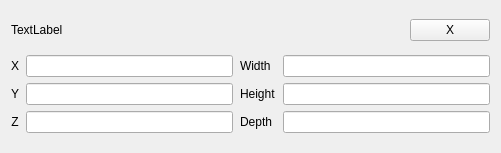
stjude-biohackathon/KIDS24-team13, file src/UI_files/roi_list_item.ui: the form before one commit.
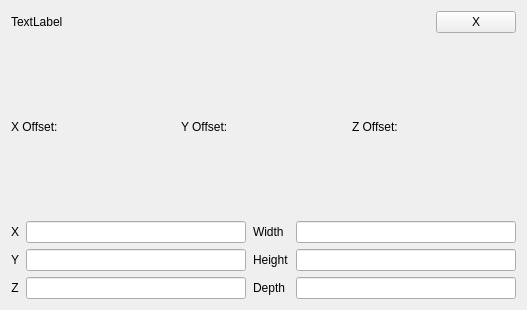
The form after the commit.

Commit message: Scrollable widgets and obtaining coordinates

What changed in the file:
```diff
--- a/src/UI_files/roi_list_item.ui
+++ b/src/UI_files/roi_list_item.ui
@@ -6,8 +6,8 @@
    <rect>
     <x>0</x>
     <y>0</y>
-    <width>501</width>
-    <height>153</height>
+    <width>527</width>
+    <height>310</height>
    </rect>
   </property>
   <property name="windowTitle">
@@ -57,6 +57,35 @@
      </item>
     </layout>
    </item>
+   <item>
+    <layout class="QHBoxLayout" name="horizontalLayout_2">
+     <item>
+      <layout class="QHBoxLayout" name="horizontalLayout_3">
+       <item>
+        <widget class="QLabel" name="xoffset_lbl">
+         <property name="text">
+          <string>X Offset:</string>
+         </property>
+        </widget>
+       </item>
+       <item>
+        <widget class="QLabel" name="yoffset_lbl">
+         <property name="text">
+          <string>Y Offset:</string>
+         </property>
+        </widget>
+       </item>
+       <item>
+        <widget class="QLabel" name="zoffset_lbl">
+         <property name="text">
+          <string>Z Offset:</string>
+         </property>
+        </widget>
+       </item>
+      </layout>
+     </item>
+    </layout>
+   </item>
    <item>
     <layout class="QGridLayout" name="gridLayout" rowstretch="0,0,0,0">
      <property name="topMargin">
```
The commit also changes 7 other files.
